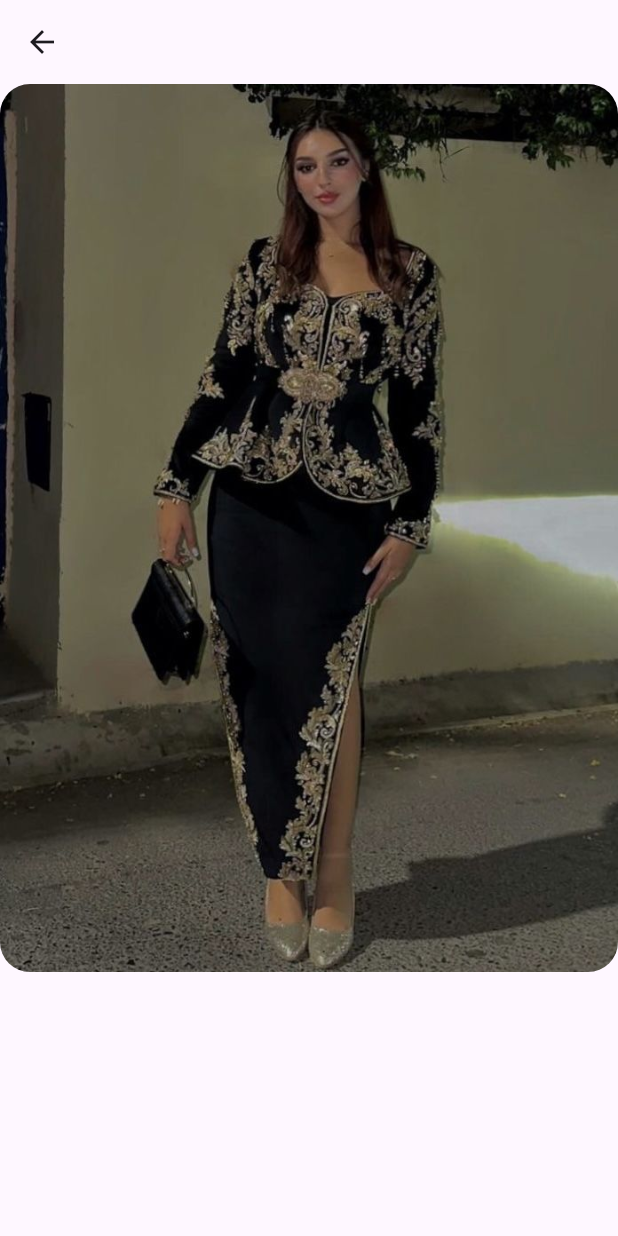
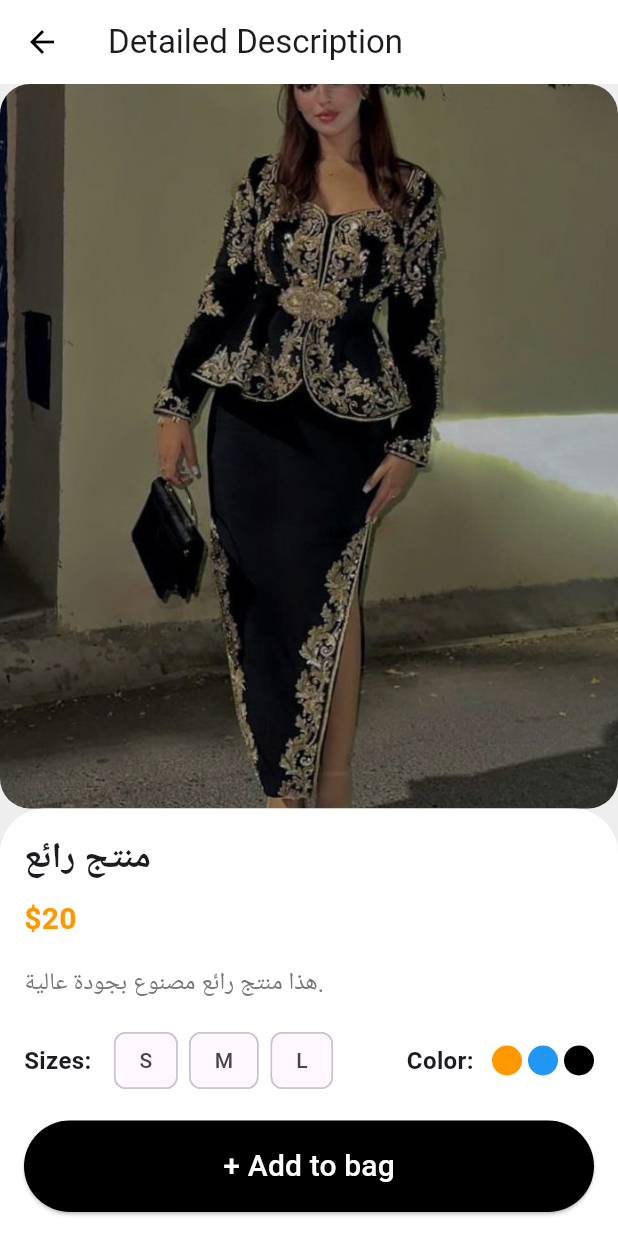
Before and after one commit to amnaza02/homepage, a Flutter app: the screen it shows after launch, after a tap on the "favorite outline" icon, on a phone screen of 412 x 824 dp. Run offline on Flutter 3.47's test engine with Material 3 defaults, Android fonts, the phone set to English and light mode, and no system bars.

Commit message:
Update homepage

```diff
--- a/lib/detail_page.dart
+++ b/lib/detail_page.dart
@@ -1,32 +1,122 @@
 import 'package:flutter/material.dart';
 
-class detailPage extends StatelessWidget {
+class DetailPage extends StatelessWidget {
   final String imagePath;
+  final String title;
+  final String price;
+  final String description;
 
-  const detailPage({super.key, required this.imagePath});
+  const DetailPage({
+    super.key,
+    required this.imagePath,
+    required this.title,
+    required this.price,
+    required this.description,
+  });
 
   @override
   Widget build(BuildContext context) {
     return Scaffold(
-      appBar: AppBar(),
+      appBar: AppBar(
+        title: Text("Detailed Description"),
+        backgroundColor: Colors.white,
+        elevation: 0,
+        iconTheme: IconThemeData(color: Colors.black),
+      ),
       body: Column(
+        crossAxisAlignment: CrossAxisAlignment.start,
         children: [
           Expanded(
             flex: 2,
-            child: Align(
-              alignment: Alignment.topCenter,
             child: ClipRRect(
-                borderRadius:
-                    BorderRadius.circular(20),
+              borderRadius: BorderRadius.circular(20),
               child: Image.asset(
                 imagePath,
                 fit: BoxFit.cover,
+                width: double.infinity,
+                height: 300,
               ),
+            ),
+          ),
+          Container(
+            padding: const EdgeInsets.all(16.0),
+            decoration: BoxDecoration(
+              color: Colors.white,
+              borderRadius: BorderRadius.only(
+                topLeft: Radius.circular(30),
+                topRight: Radius.circular(30),
+              ),
+            ),
+            child: Column(
+              crossAxisAlignment: CrossAxisAlignment.start,
+              children: [
+                Text(
+                  title,
+                  style: TextStyle(fontSize: 24, fontWeight: FontWeight.bold),
+                ),
+                SizedBox(height: 8),
+                Text(
+                  price,
+                  style: TextStyle(fontSize: 20, fontWeight: FontWeight.bold, color: Colors.orange),
+                ),
+                SizedBox(height: 16),
+                Text(
+                  description,
+                  style: TextStyle(fontSize: 16, color: Colors.grey[600]),
+                ),
+                SizedBox(height: 16),
+                Row(
+                  mainAxisAlignment: MainAxisAlignment.spaceBetween,
+                  children: [
+                    Row(
+                      children: [
+                        Text("Sizes: ", style: TextStyle(fontSize: 16, fontWeight: FontWeight.bold)),
+                        SizedBox(width: 8),
+                        Chip(label: Text("S")),
+                        SizedBox(width: 4),
+                        Chip(label: Text("M")),
+                        SizedBox(width: 4),
+                        Chip(label: Text("L")),
+                      ],
+                    ),
+                    Row(
+                      children: [
+                        Text("Color: ", style: TextStyle(fontSize: 16, fontWeight: FontWeight.bold)),
+                        SizedBox(width: 8),
+                        CircleAvatar(backgroundColor: Colors.orange, radius: 10),
+                        SizedBox(width: 4),
+                        CircleAvatar(backgroundColor: Colors.blue, radius: 10),
+                        SizedBox(width: 4),
+                        CircleAvatar(backgroundColor: Colors.black, radius: 10),
+                      ],
+                    ),
+                  ],
+                ),
+                SizedBox(height: 16),
+                SizedBox(
+                  width: double.infinity,
+                  child: ElevatedButton(
+                    onPressed: () {
+                      ScaffoldMessenger.of(context).showSnackBar(
+                        SnackBar(content: Text( "The product has been added to the bag")),
+                      );
+                    },
+                    style: ElevatedButton.styleFrom(
+                      backgroundColor: Colors.black,
+                      padding: EdgeInsets.symmetric(vertical: 16),
+                    ),
+                    child: Text(
+                      "+ Add to bag",
+                      style: TextStyle(fontSize: 20, color: Colors.white),
                     ),
                   ),
                 ),
               ],
             ),
+          ),
+        ],
+      ),
+      backgroundColor: Colors.grey[200],
     );
   }
 }
--- a/lib/home_page.dart
+++ b/lib/home_page.dart
@@ -161,7 +161,13 @@ class _HomePageState extends State<HomePage> {
                   onTap: () => Navigator.push(
                     context,
                     MaterialPageRoute(
-                      builder: (context) => detailPage(imagePath: imagePath)),
+                      builder: (context) => DetailPage(
+                        imagePath: imagePath,
+                        title: "منتج رائع",  // استبدله بالعنوان الفعلي للمنتج
+                        price: "\$20",       // استبدله بالسعر الفعلي
+                        description: "هذا منتج رائع مصنوع بجودة عالية.", // استبدله بالوصف الفعلي
+                      ),
+                    ),
                   ),
                   onDoubleTap: () => _toggleLike(imagePath),
                   child: Stack(
```
Also changed, not shown: pubspec.lock, 125 other files. Lines whose indentation alone changed are shown as unchanged.
